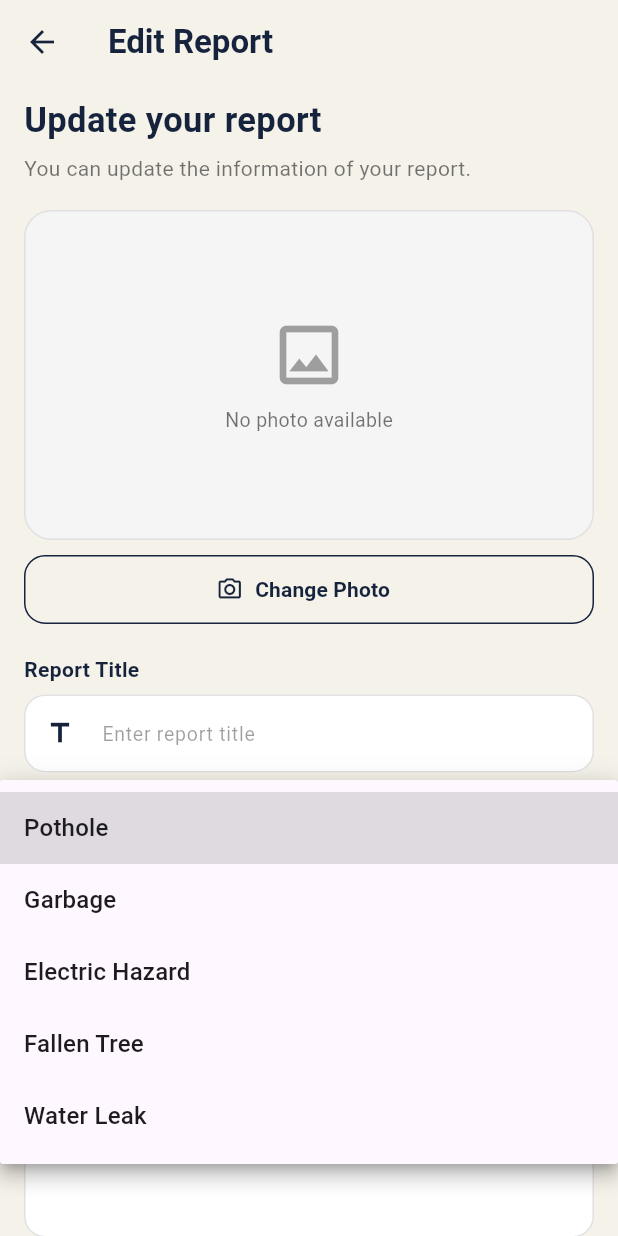
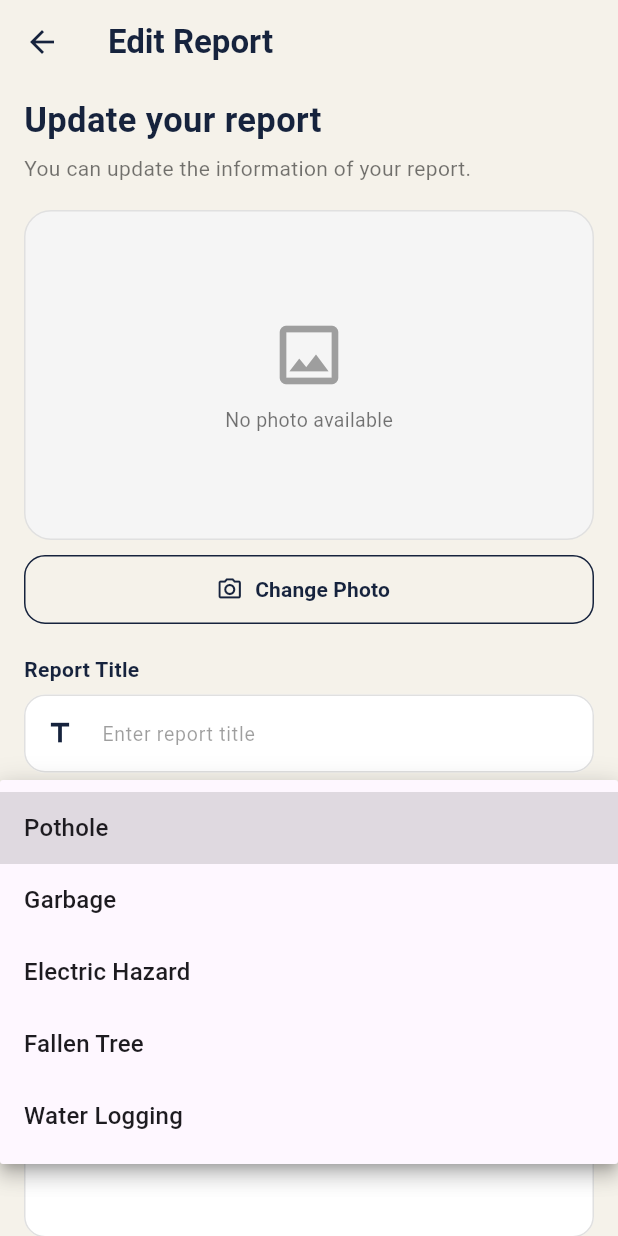
Before and after one commit to Ayesha202128/CivicMind_Final, a Flutter app: the EditReportScreen screen opened directly with empty values, after a tap on "Pothole", on a phone screen of 412 x 824 dp. Run offline on Flutter 3.47's test engine with Material 3 defaults, Android fonts, the phone set to English and light mode, and no system bars; our stand-ins replace flutter_dotenv, flutter_map, geocoding, geolocator, image_picker, latlong2 and 1 more; accounts and stored records are empty.

Commit message:
Update CivicMind app

```diff
--- a/lib/report/edit_report_screen.dart
+++ b/lib/report/edit_report_screen.dart
@@ -30,7 +30,7 @@ class _EditReportScreenState extends State<EditReportScreen> {
     'Garbage',
     'Electric Hazard',
     'Fallen Tree',
-    'Water Leak',
+    'Water Logging',
   ];
 
   String? selectedCategory;
--- a/lib/report/explore_screen.dart
+++ b/lib/report/explore_screen.dart
@@ -30,7 +30,7 @@ class _ExploreScreenState extends State<ExploreScreen> {
     "Pothole",
     "Garbage",
     "Streetlight",
-    "Water Leak",
+    "Water Logging",
     "Fallen Tree",
   ];
 
```
Also changed, not shown: lib/auth/reset_password_screen.dart (renamed from lib/report/reset_password_screen.dart).
